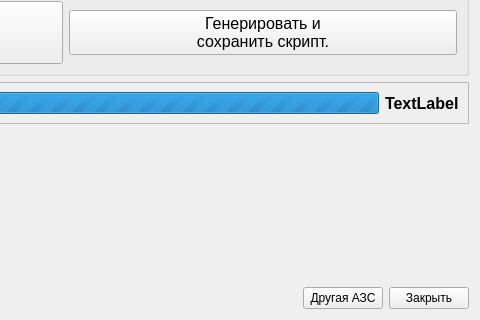
Qt form lostcheckdialog.ui (rust3128/MPosEdit) before a commit; both pictures show x 349 to 829 and y 355 to 675 of the 829 by 675 pixel window.
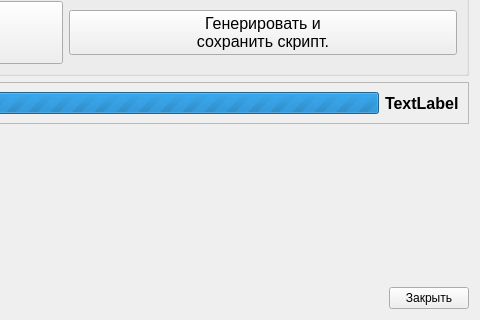
The same form after that commit. Icons and pictures are not drawn.

Patch:
```diff
--- a/lostcheckdialog.ui
+++ b/lostcheckdialog.ui
@@ -611,13 +611,6 @@
        </property>
       </spacer>
      </item>
-     <item>
-      <widget class="QPushButton" name="pushButtonOtherAzs">
-       <property name="text">
-        <string>Другая АЗС</string>
-       </property>
-      </widget>
-     </item>
      <item>
       <widget class="QPushButton" name="pushButtonClose">
        <property name="text">
```
